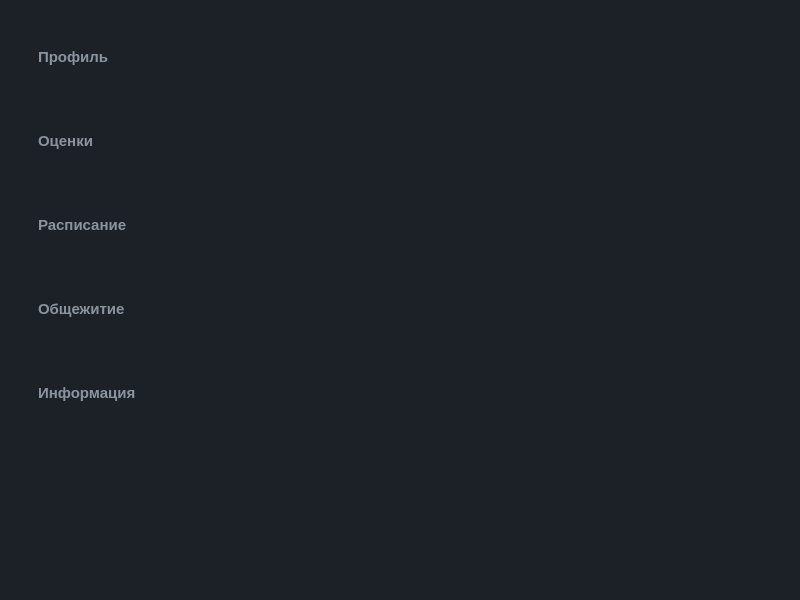
The window that frontend/dashboardwindow.ui (fomzzer/UniApp) describes before a commit, drawn with Qt 5.
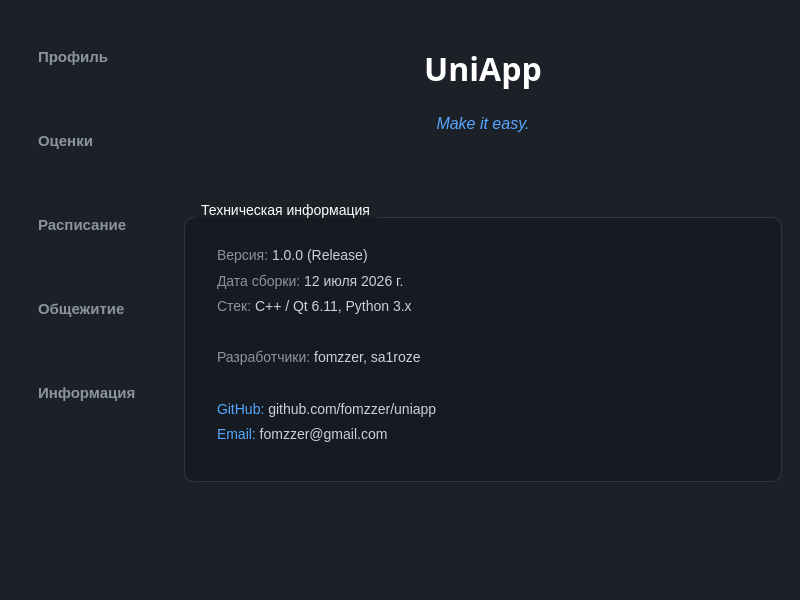
The same window after the commit. The open tabs and pages were chosen to show the change. Icons and pictures are not drawn.

Commit message: v0.3: Schedule, dorm, info

Diff of the .ui file:
```diff
--- a/frontend/dashboardwindow.ui
+++ b/frontend/dashboardwindow.ui
@@ -10,6 +10,12 @@
     <height>600</height>
    </rect>
   </property>
+  <property name="minimumSize">
+   <size>
+    <width>800</width>
+    <height>600</height>
+   </size>
+  </property>
   <property name="windowTitle">
    <string>Dashboard</string>
   </property>
@@ -75,6 +81,117 @@
     font-family: &quot;Segoe UI&quot;, sans-serif;
     font-size: 22px;
     font-weight: bold;
+}
+
+/* --- SCHEDULE --- */
+
+QComboBox {
+    background-color: #22272E;
+    color: #FFFFFF;
+    border: 1px solid #373E47;
+    border-radius: 6px;
+    padding: 4px 12px;
+    min-height: 32px; 
+    font-family: &quot;Segoe UI&quot;, sans-serif;
+    font-size: 14px;
+}
+
+QComboBox:hover {
+    border: 1px solid #8B949E;
+}
+
+QComboBox:!enabled, QComboBox::drop-down:!enabled {
+    color: #8B949E;
+}
+
+QComboBox::drop-down {
+    subcontrol-origin: padding;
+    subcontrol-position: top right;
+    width: 30px;
+    border-left: 1px solid #373E47; 
+    border-top-right-radius: 6px;
+    border-bottom-right-radius: 6px;
+}
+
+QComboBox::down-arrow {
+	image: url(:/assets/arrow.svg);
+	width: 16px;
+	height: 16px;
+}
+
+QComboBox::down-arrow:on {
+    top: 1px;
+}
+
+QComboBox QAbstractItemView {
+    background-color: #22272E;
+    color: #FFFFFF;
+    border: 1px solid #373E47;
+    border-radius: 4px;
+    selection-background-color: #0056A4;
+    selection-color: #FFFFFF;
+    outline: none; 
+    padding: 4px;
+}
+
+/* --- INFO --- */
+
+QLabel#lbl_info_text {
+    padding: 20px;
+    line-height: 1.6;
+    color: #C9D1D9;
+    font-size: 14px;
+}
+
+QGroupBox {
+    border: 1px solid #30363D;
+    border-radius: 10px;
+    background-color: #161B22;
+    margin-top: 15px;
+    font-size: 14px;
+    color: #FFFFFF;
+}
+
+QGroupBox::title {
+    subcontrol-origin: margin;
+    subcontrol-position: top left;
+    left: 10px;
+    padding: 0 5px;
+}
+
+QLabel#lbl_title {
+    font-size: 32px;
+    font-weight: 600;
+    color: #FFFFFF;
+    margin-top: 20px;
+    margin-bottom: 5px;
+}
+
+QLabel#lbl_slogan {
+    font-size: 16px;
+    font-style: italic;
+    color: #58A6FF;
+    margin-bottom: 30px;
+}
+
+/* --- DORM --- */
+
+QLabel#label_7 {
+    font-size: 24px;
+    font-weight: bold;
+    color: #FFFFFF;
+    margin-bottom: 10px;
+    padding-top: 20px;
+}
+
+QLabel#label_8 {
+    font-size: 15px;
+    color: #8B949E;
+    line-height: 1.5;
+    padding: 10px;
+    background-color: #161B22;
+    border-radius: 8px;
+    border: 1px solid #30363D;
 }</string>
   </property>
   <widget class="QWidget" name="centralwidget">
@@ -395,9 +512,172 @@
           </item>
          </layout>
         </widget>
-        <widget class="QWidget" name="page_schedule"/>
-        <widget class="QWidget" name="page_dorm"/>
-        <widget class="QWidget" name="page_info"/>
+        <widget class="QWidget" name="page_schedule">
+         <layout class="QVBoxLayout" name="verticalLayout_6">
+          <item>
+           <layout class="QVBoxLayout" name="layout_schedule">
+            <item>
+             <widget class="QComboBox" name="combo_faculty"/>
+            </item>
+            <item>
+             <widget class="QComboBox" name="combo_degree"/>
+            </item>
+            <item>
+             <widget class="QComboBox" name="combo_specialty"/>
+            </item>
+            <item>
+             <widget class="QComboBox" name="combo_course"/>
+            </item>
+            <item>
+             <widget class="QComboBox" name="combo_stream"/>
+            </item>
+            <item>
+             <widget class="QPushButton" name="btn_open_schedule">
+              <property name="cursor">
+               <cursorShape>PointingHandCursor</cursorShape>
+              </property>
+              <property name="text">
+               <string>Показать</string>
+              </property>
+             </widget>
+            </item>
+            <item>
+             <spacer name="verticalSpacer_4">
+              <property name="orientation">
+               <enum>Qt::Orientation::Vertical</enum>
+              </property>
+              <property name="sizeHint" stdset="0">
+               <size>
+                <width>20</width>
+                <height>40</height>
+               </size>
+              </property>
+             </spacer>
+            </item>
+           </layout>
+          </item>
+         </layout>
+        </widget>
+        <widget class="QWidget" name="page_dorm">
+         <layout class="QVBoxLayout" name="verticalLayout_10">
+          <item>
+           <layout class="QVBoxLayout" name="verticalLayout_9">
+            <item>
+             <widget class="QLabel" name="label_7">
+              <property name="text">
+               <string>Общежитие</string>
+              </property>
+              <property name="alignment">
+               <set>Qt::AlignmentFlag::AlignCenter</set>
+              </property>
+             </widget>
+            </item>
+            <item>
+             <widget class="QLabel" name="label_8">
+              <property name="text">
+               <string>Информация об общежитии</string>
+              </property>
+             </widget>
+            </item>
+            <item>
+             <spacer name="verticalSpacer_6">
+              <property name="orientation">
+               <enum>Qt::Orientation::Vertical</enum>
+              </property>
+              <property name="sizeType">
+               <enum>QSizePolicy::Policy::Fixed</enum>
+              </property>
+              <property name="sizeHint" stdset="0">
+               <size>
+                <width>20</width>
+                <height>350</height>
+               </size>
+              </property>
+             </spacer>
+            </item>
+           </layout>
+          </item>
+         </layout>
+        </widget>
+        <widget class="QWidget" name="page_info">
+         <layout class="QVBoxLayout" name="verticalLayout_7">
+          <item>
+           <layout class="QVBoxLayout" name="verticalLayout_5">
+            <item>
+             <widget class="QLabel" name="lbl_title">
+              <property name="font">
+               <font>
+                <family>Segoe UI Semibold</family>
+                <pointsize>-1</pointsize>
+                <fontweight>DemiBold</fontweight>
+               </font>
+              </property>
+              <property name="text">
+               <string>UniApp</string>
+              </property>
+              <property name="alignment">
+               <set>Qt::AlignmentFlag::AlignCenter</set>
+              </property>
+             </widget>
+            </item>
+            <item>
+             <widget class="QLabel" name="lbl_slogan">
+              <property name="text">
+               <string>Make it easy.</string>
+              </property>
+              <property name="alignment">
+               <set>Qt::AlignmentFlag::AlignHCenter|Qt::AlignmentFlag::AlignTop</set>
+              </property>
+             </widget>
+            </item>
+            <item>
+             <widget class="QGroupBox" name="groupBox">
+              <property name="title">
+               <string>Техническая информация</string>
+              </property>
+              <property name="alignment">
+               <set>Qt::AlignmentFlag::AlignCenter</set>
+              </property>
+              <layout class="QVBoxLayout" name="verticalLayout_8">
+               <item>
+                <widget class="QLabel" name="lbl_info_text">
+                 <property name="text">
+                  <string>&lt;p style=&quot;line-height: 160%;&quot;&gt;
+    &lt;span style=&quot;color: #8B949E;&quot;&gt;Версия:&lt;/span&gt; 1.0.0 (Release)&lt;br&gt;
+    &lt;span style=&quot;color: #8B949E;&quot;&gt;Дата сборки:&lt;/span&gt; 12 июля 2026 г.&lt;br&gt;
+    &lt;span style=&quot;color: #8B949E;&quot;&gt;Стек:&lt;/span&gt; C++ / Qt 6.11, Python 3.x&lt;br&gt;
+    &lt;br&gt;
+    &lt;span style=&quot;color: #8B949E;&quot;&gt;Разработчики:&lt;/span&gt; fomzzer, sa1roze&lt;br&gt;
+    &lt;br&gt;
+    &lt;span style=&quot;color: #58A6FF;&quot;&gt;GitHub:&lt;/span&gt; github.com/fomzzer/uniapp&lt;br&gt;
+    &lt;span style=&quot;color: #58A6FF;&quot;&gt;Email:&lt;/span&gt; fomzzer@gmail.com
+&lt;/p&gt;</string>
+                 </property>
+                </widget>
+               </item>
+              </layout>
+             </widget>
+            </item>
+           </layout>
+          </item>
+          <item>
+           <spacer name="verticalSpacer_5">
+            <property name="orientation">
+             <enum>Qt::Orientation::Vertical</enum>
+            </property>
+            <property name="sizeType">
+             <enum>QSizePolicy::Policy::Fixed</enum>
+            </property>
+            <property name="sizeHint" stdset="0">
+             <size>
+              <width>20</width>
+              <height>100</height>
+             </size>
+            </property>
+           </spacer>
+          </item>
+         </layout>
+        </widget>
        </widget>
       </item>
      </layout>
```
The commit also changes 7 other files.
